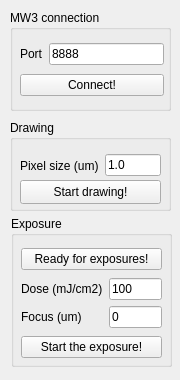
Above: UI/DrawingModeUI/form.ui from JWLiao2022/DrawingMode before the change. Below: the same form after it.
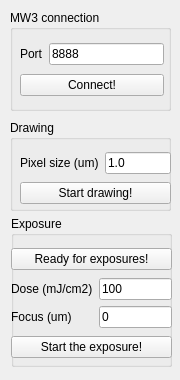
That is the form after the change.

Commit message: Match the Clewin window size to the Align wafer window size.

The edit to the form file:
```diff
--- a/UI/DrawingModeUI/form.ui
+++ b/UI/DrawingModeUI/form.ui
@@ -93,15 +93,17 @@
    <property name="title">
     <string>Drawing</string>
    </property>
-   <widget class="QWidget" name="layoutWidget">
+   <widget class="QWidget" name="">
     <property name="geometry">
      <rect>
       <x>10</x>
       <y>30</y>
-      <width>141</width>
-      <height>31</height>
+      <width>151</width>
+      <height>56</height>
      </rect>
     </property>
+    <layout class="QVBoxLayout" name="verticalLayout_5">
+     <item>
     <layout class="QHBoxLayout" name="horizontalLayout_2">
      <item>
       <widget class="QLabel" name="label_2">
@@ -118,20 +120,16 @@
       </widget>
      </item>
     </layout>
-   </widget>
+     </item>
+     <item>
    <widget class="QPushButton" name="pushButton_StartDrawing">
-    <property name="geometry">
-     <rect>
-      <x>10</x>
-      <y>60</y>
-      <width>141</width>
-      <height>24</height>
-     </rect>
-    </property>
     <property name="text">
      <string>Start drawing!</string>
     </property>
    </widget>
+     </item>
+    </layout>
+   </widget>
   </widget>
   <widget class="QGroupBox" name="groupBox_3">
    <property name="geometry">
@@ -148,9 +146,9 @@
    <widget class="QWidget" name="">
     <property name="geometry">
      <rect>
-      <x>10</x>
+      <x>0</x>
       <y>30</y>
-      <width>141</width>
+      <width>161</width>
       <height>114</height>
      </rect>
     </property>
```
Lines whose indentation alone changed are shown as unchanged. The commit also changes 5 other files.
